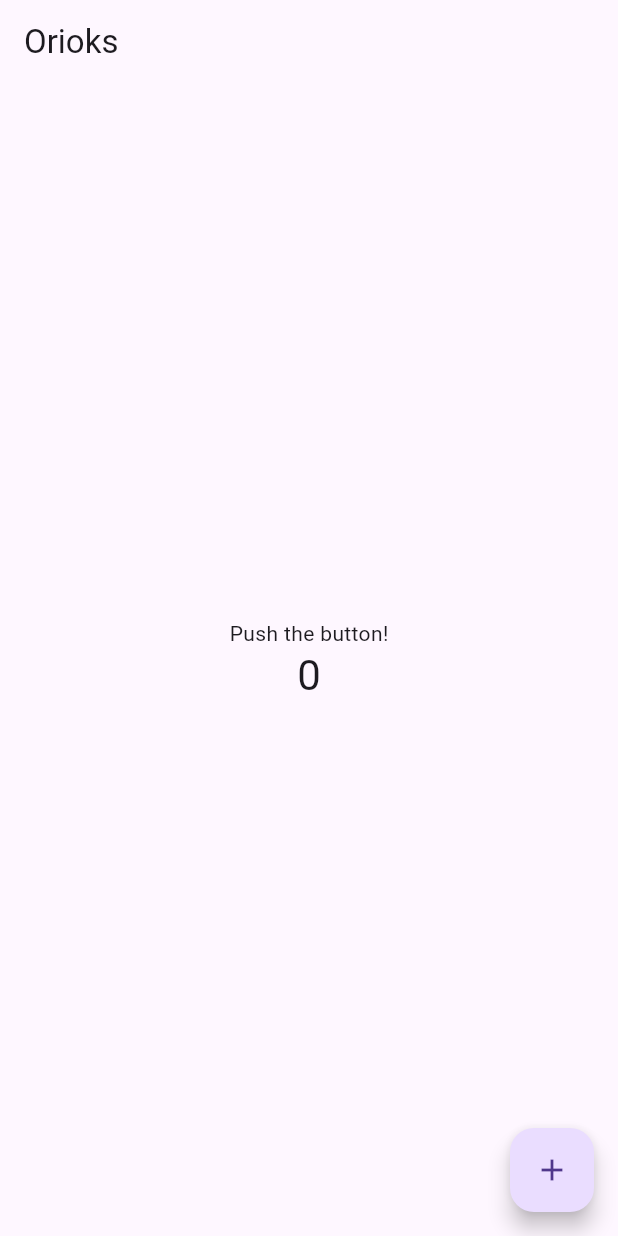
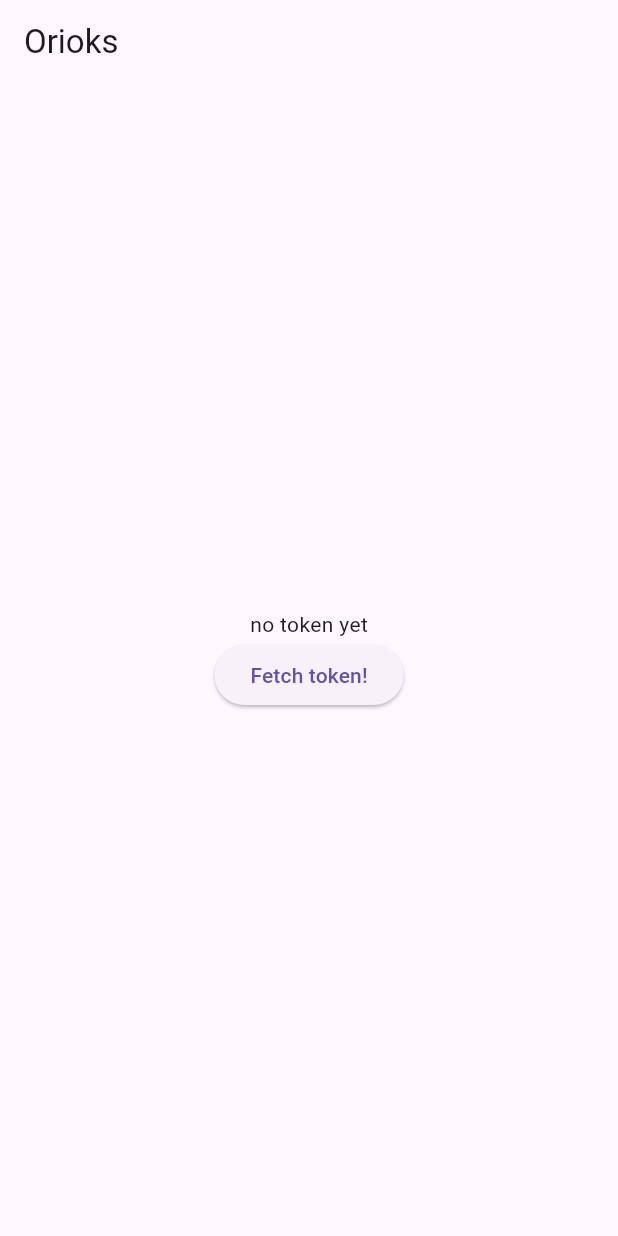
Before and after one commit to kirasok/orioks-app, a Flutter app: the screen it shows after launch, on a phone screen of 412 x 824 dp. Run offline on Flutter 3.47's test engine with Material 2 defaults, Android fonts, the phone set to English and light mode, and no system bars; our stand-ins replace logger.

Commit message:
Add support to fetch token

```diff
--- /dev/null
+++ b/lib/api/api_constants.dart
@@ -0,0 +1,5 @@
+class ApiConstants {
+  static const baseUrl = "https://orioks.miet.ru/api/v1";
+  static const authEndpoint = "/auth";
+  static const userAgent = "orioks_app/0.1 Android";
+}
--- /dev/null
+++ b/lib/api/api_service.dart
@@ -0,0 +1,38 @@
+import 'dart:convert';
+import 'dart:io';
+
+import 'package:http/http.dart' as http;
+import 'package:logger/logger.dart';
+import 'package:orioks/api/api_constants.dart';
+import 'package:orioks/api/user_agent_client.dart';
+import 'package:orioks/datamodel/token.dart';
+
+class ApiService {
+  static UserAgentClient client = UserAgentClient(http.Client());
+
+  static Future<Token> fetchToken(String login, String password) async {
+    final String credentials = '$login:$password';
+    var stringToBase64 = utf8.fuse(base64);
+    var encodedCredentials = stringToBase64.encode(credentials);
+
+    var logger = Logger();
+    logger.d("Trying to get token");
+    var url = Uri.parse(ApiConstants.baseUrl + ApiConstants.authEndpoint);
+    final response = await client.get(
+      url,
+      headers: {
+        HttpHeaders.authorizationHeader: "Basic $encodedCredentials",
+        HttpHeaders.acceptHeader: "application/json",
+      },
+    );
+    logger.d(response.headers);
+    logger.d(response.body);
+    logger.close();
+    if (response.statusCode == 200) {
+      return Token.fromJson(jsonDecode(response.body));
+    } else {
+      throw Exception(
+          "Failed to fetch token, status code: ${response.statusCode}, response body: ${response.body}");
+    }
+  }
+}
--- /dev/null
+++ b/lib/api/user_agent_client.dart
@@ -0,0 +1,17 @@
+import 'dart:io';
+
+import 'package:http/http.dart' as http;
+import 'package:orioks/api/api_constants.dart';
+
+class UserAgentClient extends http.BaseClient {
+  final userAgent = ApiConstants.userAgent;
+  final http.Client _inner;
+
+  UserAgentClient(this._inner);
+
+  @override
+  Future<http.StreamedResponse> send(http.BaseRequest request) {
+    request.headers[HttpHeaders.userAgentHeader] = userAgent;
+    return _inner.send(request);
+  }
+}
--- /dev/null
+++ b/lib/datamodel/token.dart
@@ -0,0 +1,5 @@
+class Token {
+  String token;
+  Token(this.token);
+  static fromJson(Map<String, dynamic> json) => Token(json['token']);
+}
--- a/lib/main.dart
+++ b/lib/main.dart
@@ -1,7 +1,11 @@
 import 'package:flutter/material.dart';
+import 'package:orioks/api/api_constants.dart';
+import 'package:orioks/api/api_service.dart';
+import 'package:orioks/datamodel/token.dart';
 
 void main() {
   runApp(const MyApp());
+  ApiService.client.close();
 }
 
 class MyApp extends StatelessWidget {
@@ -30,10 +34,7 @@ class MyHomePage extends StatefulWidget {
 }
 
 class _MyHomePageState extends State<MyHomePage> {
-  int _counter = 0;
-
-  String _text = "Push the button!";
-
+  String _token = "no token yet";
   @override
   Widget build(BuildContext context) {
     return Scaffold(
@@ -43,41 +44,21 @@ class _MyHomePageState extends State<MyHomePage> {
       body: Center(
         child: Column(
           mainAxisAlignment: MainAxisAlignment.center,
-          children: <Widget>[
-            Text(
-              _text,
-            ),
-            Text(
-              '$_counter',
-              style: Theme.of(context).textTheme.headlineMedium,
-            ),
+          children: [
+            Text(_token),
+            ElevatedButton(
+              onPressed: () async {
+                return;
+                Token token = await ApiService.fetchToken(
+                    ApiConstants.username, ApiConstants.password);
+                _token = token.token;
+                setState(() {});
+              },
+              child: const Text("Fetch token!"),
+            )
           ],
         ),
       ),
-      floatingActionButton: FloatingActionButton(
-        onPressed: _incrementCounter,
-        tooltip: 'Increment',
-        child: const Icon(Icons.add),
-      ),
     );
   }
-
-  void _incrementCounter() {
-    setState(() {
-      if (_counter >= 31) {
-        _text = "I told you to stop, fucker!";
-        return;
-      }
-      _counter++;
-      if (_counter >= 30) {
-        _text = "Oh! I can't take more! Enough!";
-      } else if (_counter >= 20) {
-        _text = "Eveeeen moooore!!!";
-      } else if (_counter >= 10) {
-        _text = "Push it even mooore!";
-      } else if (_counter >= 3) {
-        _text = "Yeah, push the button more!";
-      }
-    });
-  }
 }
--- a/pubspec.yaml
+++ b/pubspec.yaml
@@ -35,6 +35,8 @@ dependencies:
   # The following adds the Cupertino Icons font to your application.
   # Use with the CupertinoIcons class for iOS style icons.
   cupertino_icons: ^1.0.2
+  http: ^0.13.5
+  logger: ^1.1.0
 
 dev_dependencies:
   flutter_test:
```
Also changed, not shown: pubspec.lock, 1 other file.
